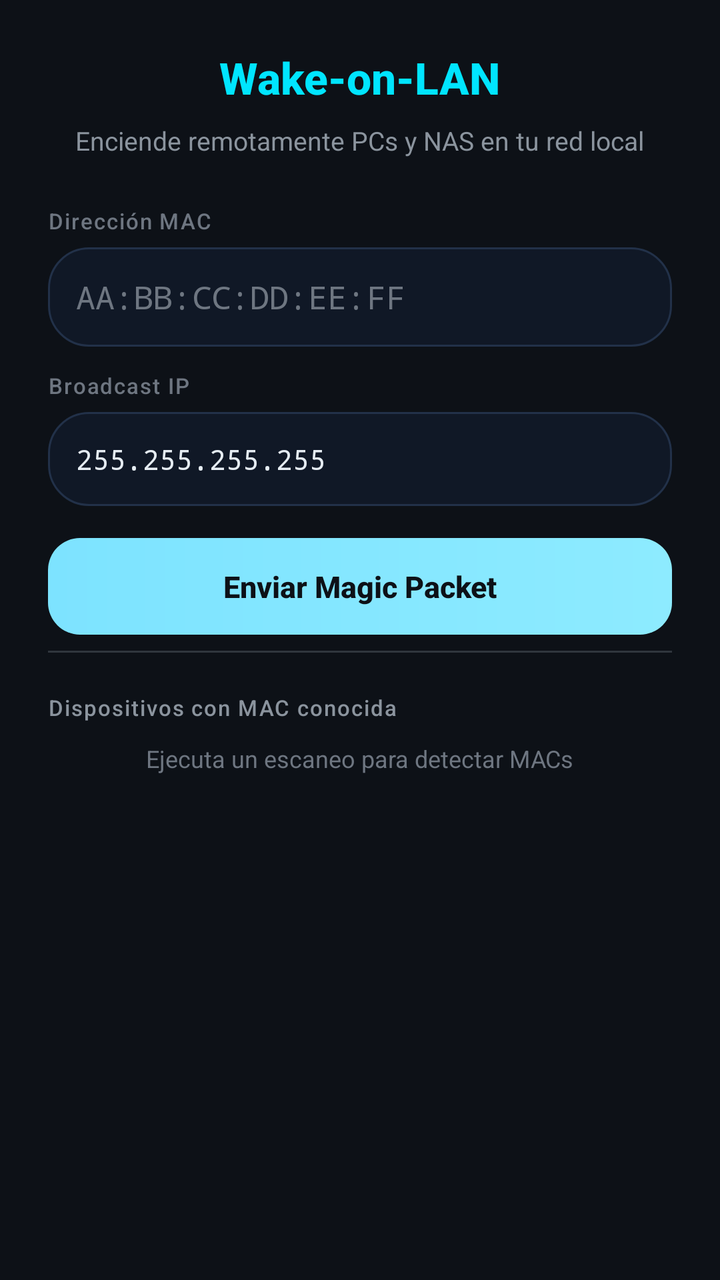
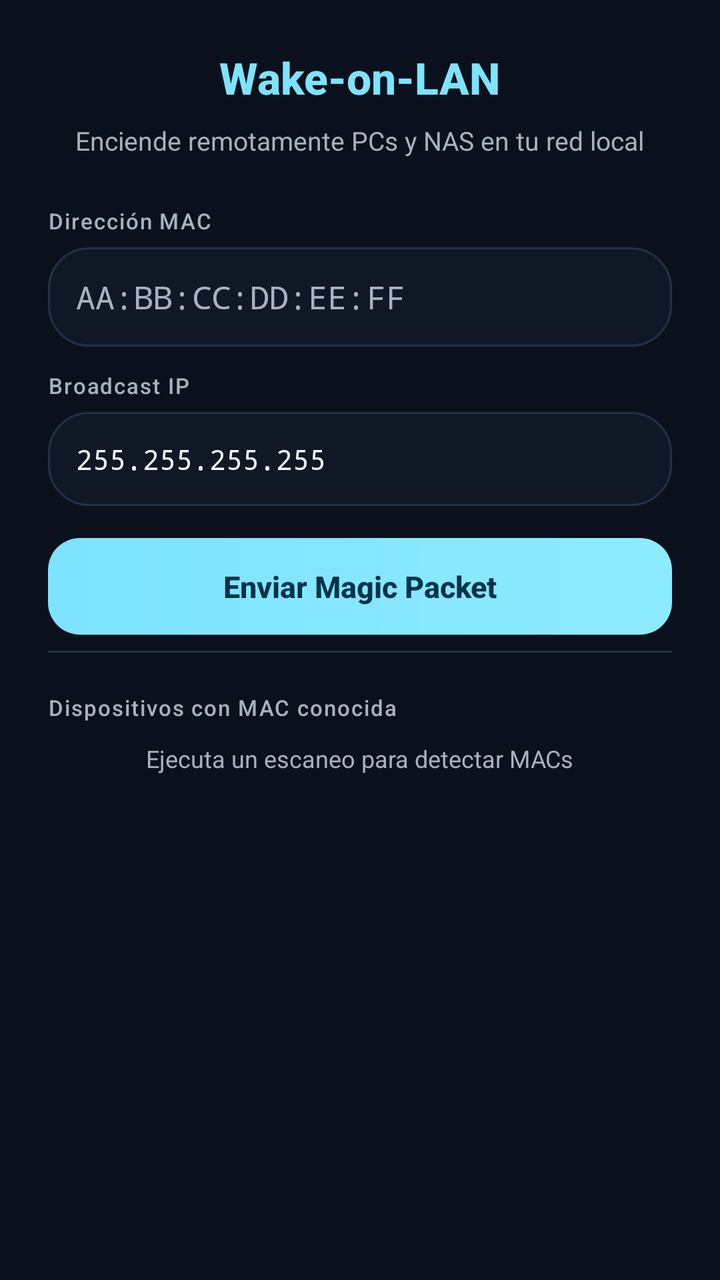

The first picture is an Android layout as it rendered before a commit; the second is the same layout after the commit. The layout source and the unified diff follow.
<!-- AndroidManifest.xml: application theme Theme.WScanner -->
<!-- res/layout/tool_wol.xml -->
<?xml version="1.0" encoding="utf-8"?>
<ScrollView xmlns:android="http://schemas.android.com/apk/res/android"
    android:layout_width="match_parent"
    android:layout_height="match_parent"
    android:background="#0D1117"
    android:padding="24dp">

    <LinearLayout
        android:layout_width="match_parent"
        android:layout_height="wrap_content"
        android:orientation="vertical"
        android:gravity="center_horizontal">

        
        <TextView
            android:layout_width="wrap_content"
            android:layout_height="wrap_content"
            android:text="@string/wol_title"
            android:textColor="#FF00E5FF"
            android:textSize="22sp"
            android:textStyle="bold"
            android:fontFamily="sans-serif-medium"
            android:layout_marginBottom="8dp" />

        <TextView
            android:layout_width="wrap_content"
            android:layout_height="wrap_content"
            android:text="Enciende remotamente PCs y NAS en tu red local"
            android:textColor="#FF8B949E"
            android:textSize="13sp"
            android:layout_marginBottom="24dp" />

        
        <TextView
            android:layout_width="match_parent"
            android:layout_height="wrap_content"
            android:text="Dirección MAC"
            android:textColor="#FF6E7681"
            android:textSize="11sp"
            android:fontFamily="sans-serif-medium"
            android:letterSpacing="0.06"
            android:layout_marginBottom="6dp" />

        <EditText
            android:id="@+id/editMac"
            android:layout_width="match_parent"
            android:layout_height="wrap_content"
            android:hint="@string/wol_mac_hint"
            android:textColor="#FFE6EDF3"
            android:textColorHint="#FF6E7681"
            android:textSize="16sp"
            android:fontFamily="monospace"
            android:background="@drawable/card_bg_about"
            android:padding="14dp"
            android:maxLength="17"
            android:singleLine="true"
            android:layout_marginBottom="12dp" />

        
        <TextView
            android:layout_width="match_parent"
            android:layout_height="wrap_content"
            android:text="Broadcast IP"
            android:textColor="#FF6E7681"
            android:textSize="11sp"
            android:fontFamily="sans-serif-medium"
            android:letterSpacing="0.06"
            android:layout_marginBottom="6dp" />

        <EditText
            android:id="@+id/editBroadcastIp"
            android:layout_width="match_parent"
            android:layout_height="wrap_content"
            android:text="@string/wol_broadcast_hint"
            android:textColor="#FFE6EDF3"
            android:textSize="14sp"
            android:fontFamily="monospace"
            android:background="@drawable/card_bg_about"
            android:padding="14dp"
            android:singleLine="true"
            android:layout_marginBottom="16dp" />

        
        <TextView
            android:id="@+id/btnSendWol"
            android:layout_width="match_parent"
            android:layout_height="wrap_content"
            android:text="@string/wol_send"
            android:textColor="#FF0D1117"
            android:textSize="15sp"
            android:textStyle="bold"
            android:fontFamily="sans-serif-medium"
            android:gravity="center"
            android:padding="14dp"
            android:background="@drawable/badge_online"
            android:clickable="true"
            android:focusable="true"
            android:layout_marginBottom="8dp" />

        
        <TextView
            android:id="@+id/txtWolResult"
            android:layout_width="wrap_content"
            android:layout_height="wrap_content"
            android:textColor="#FF3FB950"
            android:textSize="13sp"
            android:visibility="gone"
            android:layout_marginBottom="24dp" />

        
        <View
            android:layout_width="match_parent"
            android:layout_height="1dp"
            android:background="#FF30363D"
            android:layout_marginBottom="20dp" />

        
        <TextView
            android:layout_width="match_parent"
            android:layout_height="wrap_content"
            android:text="@string/wol_devices_title"
            android:textColor="#FF8B949E"
            android:textSize="11sp"
            android:fontFamily="sans-serif-medium"
            android:letterSpacing="0.06"
            android:layout_marginBottom="10dp" />

        <LinearLayout
            android:id="@+id/wolDeviceList"
            android:layout_width="match_parent"
            android:layout_height="wrap_content"
            android:orientation="vertical" />

        <TextView
            android:id="@+id/txtWolNoMacs"
            android:layout_width="wrap_content"
            android:layout_height="wrap_content"
            android:text="Ejecuta un escaneo para detectar MACs"
            android:textColor="#FF6E7681"
            android:textSize="12sp" />

    </LinearLayout>

</ScrollView>
<!-- resources referenced by this layout -->
<resources>
  <string name="wol_broadcast_hint">255.255.255.255</string>
  <string name="wol_devices_title">Dispositivos con MAC conocida</string>
  <string name="wol_mac_hint">AA:BB:CC:DD:EE:FF</string>
  <string name="wol_send">Enviar Magic Packet</string>
  <string name="wol_title">Wake-on-LAN</string>
  <style name="Theme.WScanner" parent="Base.Theme.WScanner" />
  <color name="accent_primary">@color/md_primary</color>
  <color name="accent_light">@color/brand_cyan_light</color>
  <color name="bg_card">@color/md_surface_container</color>
  <color name="border_subtle">@color/md_outline_variant</color>
  <color name="md_primary">#FF7DE3FF</color>
  <color name="brand_cyan_light">#FF8DEBFF</color>
  <color name="md_surface_container">#FF101826</color>
  <color name="md_outline_variant">#FF223149</color>
  <color name="md_on_primary">#FF00344A</color>
  <color name="md_primary_container">#FF004D6B</color>
  <color name="md_on_primary_container">#FFC6EEFF</color>
  <color name="md_secondary">#FF9CD3E8</color>
  <color name="md_on_secondary">#FF00344A</color>
  <color name="md_secondary_container">#FF1F4A5E</color>
  <color name="md_on_secondary_container">#FFCFECFF</color>
  <color name="md_tertiary">#FFB4C7FF</color>
  <color name="md_on_tertiary">#FF1B2E60</color>
  <color name="md_tertiary_container">#FF334578</color>
  <color name="md_on_tertiary_container">#FFDBE2FF</color>
  <color name="md_error">#FFFFB4AB</color>
  <color name="md_on_error">#FF690005</color>
  <color name="md_error_container">#FF93000A</color>
  <color name="md_on_error_container">#FFFFDAD6</color>
  <color name="md_background">#FF070B12</color>
  <color name="md_on_background">#FFF3F7FC</color>
  <color name="md_surface">#FF0B111C</color>
  <color name="md_on_surface">#FFF3F7FC</color>
  <color name="md_on_surface_variant">#FFA6B2C2</color>
  <color name="md_surface_container_lowest">#FF05090F</color>
  <color name="md_surface_container_low">#FF0B111C</color>
  <color name="md_surface_container_high">#FF162235</color>
  <color name="md_surface_container_highest">#FF1B2A40</color>
  <color name="md_outline">#FF445468</color>
  <style name="ShapeAppearance.WScanner.ExtraSmall" parent="ShapeAppearance.Material3.Corner.ExtraSmall">
          <item name="cornerSize">4dp</item>
      </style>
  <style name="ShapeAppearance.WScanner.Small" parent="ShapeAppearance.Material3.Corner.Small">
          <item name="cornerSize">10dp</item>
      </style>
  <style name="ShapeAppearance.WScanner.Medium" parent="ShapeAppearance.Material3.Corner.Medium">
          <item name="cornerSize">16dp</item>
      </style>
  <style name="ShapeAppearance.WScanner.Large" parent="ShapeAppearance.Material3.Corner.Large">
          <item name="cornerSize">20dp</item>
      </style>
  <style name="ShapeAppearance.WScanner.ExtraLarge" parent="ShapeAppearance.Material3.Corner.ExtraLarge">
          <item name="cornerSize">28dp</item>
      </style>
  <style name="TextAppearance.WScanner.TitleMedium" parent="TextAppearance.Material3.TitleMedium">
          <item name="android:textColor">?attr/colorOnSurface</item>
      </style>
  <style name="TextAppearance.WScanner.BodyLarge" parent="TextAppearance.Material3.BodyLarge">
          <item name="android:textColor">?attr/colorOnSurface</item>
      </style>
  <style name="TextAppearance.WScanner.BodyMedium" parent="TextAppearance.Material3.BodyMedium">
          <item name="android:textColor">?attr/colorOnSurfaceVariant</item>
      </style>
  <style name="TextAppearance.WScanner.LabelMedium" parent="TextAppearance.Material3.LabelMedium">
          <item name="android:textColor">?attr/colorOnSurfaceVariant</item>
      </style>
  <style name="Widget.WScanner.Fab" parent="Widget.Material3.FloatingActionButton.Primary" />
  <style name="ThemeOverlay.WScanner.BottomSheet" parent="ThemeOverlay.Material3.BottomSheetDialog">
          <item name="bottomSheetStyle">@style/Widget.WScanner.BottomSheet</item>
      </style>
  <!-- unchanged entries left out for length: 10 -->
</resources>

<!-- the commit's change to res/layout/tool_wol.xml (unified diff, before → after) -->
@@ -2,7 +2,7 @@
 <ScrollView xmlns:android="http://schemas.android.com/apk/res/android"
     android:layout_width="match_parent"
     android:layout_height="match_parent"
-    android:background="#0D1117"
+    android:background="?attr/colorSurface"
     android:padding="24dp">
 
     <LinearLayout
@@ -16,7 +16,7 @@
             android:layout_width="wrap_content"
             android:layout_height="wrap_content"
             android:text="@string/wol_title"
-            android:textColor="#FF00E5FF"
+            android:textColor="?attr/colorPrimary"
             android:textSize="22sp"
             android:textStyle="bold"
             android:fontFamily="sans-serif-medium"
@@ -26,7 +26,7 @@
             android:layout_width="wrap_content"
             android:layout_height="wrap_content"
             android:text="Enciende remotamente PCs y NAS en tu red local"
-            android:textColor="#FF8B949E"
+            android:textColor="?attr/colorOnSurfaceVariant"
             android:textSize="13sp"
             android:layout_marginBottom="24dp" />
 
@@ -35,7 +35,7 @@
             android:layout_width="match_parent"
             android:layout_height="wrap_content"
             android:text="Dirección MAC"
-            android:textColor="#FF6E7681"
+            android:textColor="?attr/colorOnSurfaceVariant"
             android:textSize="11sp"
             android:fontFamily="sans-serif-medium"
             android:letterSpacing="0.06"
@@ -46,8 +46,8 @@
             android:layout_width="match_parent"
             android:layout_height="wrap_content"
             android:hint="@string/wol_mac_hint"
-            android:textColor="#FFE6EDF3"
-            android:textColorHint="#FF6E7681"
+            android:textColor="?attr/colorOnSurface"
+            android:textColorHint="?attr/colorOnSurfaceVariant"
             android:textSize="16sp"
             android:fontFamily="monospace"
             android:background="@drawable/card_bg_about"
@@ -61,7 +61,7 @@
             android:layout_width="match_parent"
             android:layout_height="wrap_content"
             android:text="Broadcast IP"
-            android:textColor="#FF6E7681"
+            android:textColor="?attr/colorOnSurfaceVariant"
             android:textSize="11sp"
             android:fontFamily="sans-serif-medium"
             android:letterSpacing="0.06"
@@ -72,7 +72,7 @@
             android:layout_width="match_parent"
             android:layout_height="wrap_content"
             android:text="@string/wol_broadcast_hint"
-            android:textColor="#FFE6EDF3"
+            android:textColor="?attr/colorOnSurface"
             android:textSize="14sp"
             android:fontFamily="monospace"
             android:background="@drawable/card_bg_about"
@@ -86,7 +86,7 @@
             android:layout_width="match_parent"
             android:layout_height="wrap_content"
             android:text="@string/wol_send"
-            android:textColor="#FF0D1117"
+            android:textColor="?attr/colorOnPrimary"
             android:textSize="15sp"
             android:textStyle="bold"
             android:fontFamily="sans-serif-medium"
@@ -102,7 +102,7 @@
             android:id="@+id/txtWolResult"
             android:layout_width="wrap_content"
             android:layout_height="wrap_content"
-            android:textColor="#FF3FB950"
+            android:textColor="@color/status_online"
             android:textSize="13sp"
             android:visibility="gone"
             android:layout_marginBottom="24dp" />
@@ -111,7 +111,7 @@
         <View
             android:layout_width="match_parent"
             android:layout_height="1dp"
-            android:background="#FF30363D"
+            android:background="?attr/colorOutlineVariant"
             android:layout_marginBottom="20dp" />
 
         
@@ -119,7 +119,7 @@
             android:layout_width="match_parent"
             android:layout_height="wrap_content"
             android:text="@string/wol_devices_title"
-            android:textColor="#FF8B949E"
+            android:textColor="?attr/colorOnSurfaceVariant"
             android:textSize="11sp"
             android:fontFamily="sans-serif-medium"
             android:letterSpacing="0.06"
@@ -136,7 +136,7 @@
             android:layout_width="wrap_content"
             android:layout_height="wrap_content"
             android:text="Ejecuta un escaneo para detectar MACs"
-            android:textColor="#FF6E7681"
+            android:textColor="?attr/colorOnSurfaceVariant"
             android:textSize="12sp" />
 
     </LinearLayout>
<!-- resource entries referenced after the edit -->
@@ -1,5 +1,6 @@
 <!-- resources referenced by this layout -->
 <resources>
+  <color name="status_online">#FF4ADE80</color>
   <string name="wol_broadcast_hint">255.255.255.255</string>
   <string name="wol_devices_title">Dispositivos con MAC conocida</string>
   <string name="wol_mac_hint">AA:BB:CC:DD:EE:FF</string>
